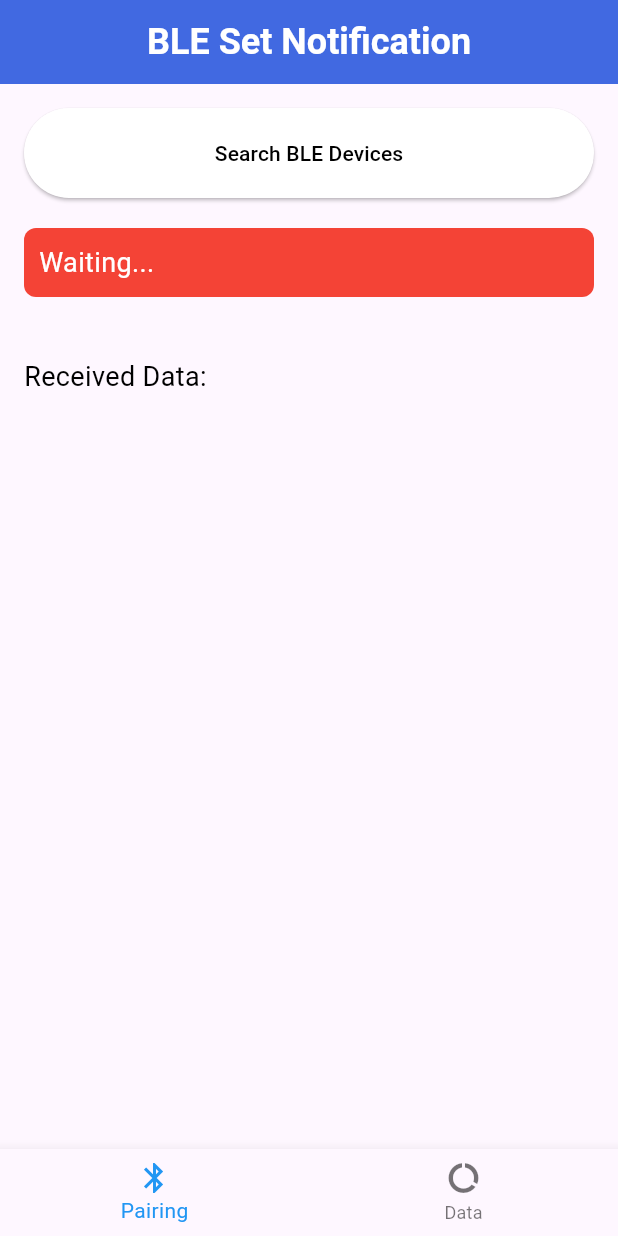
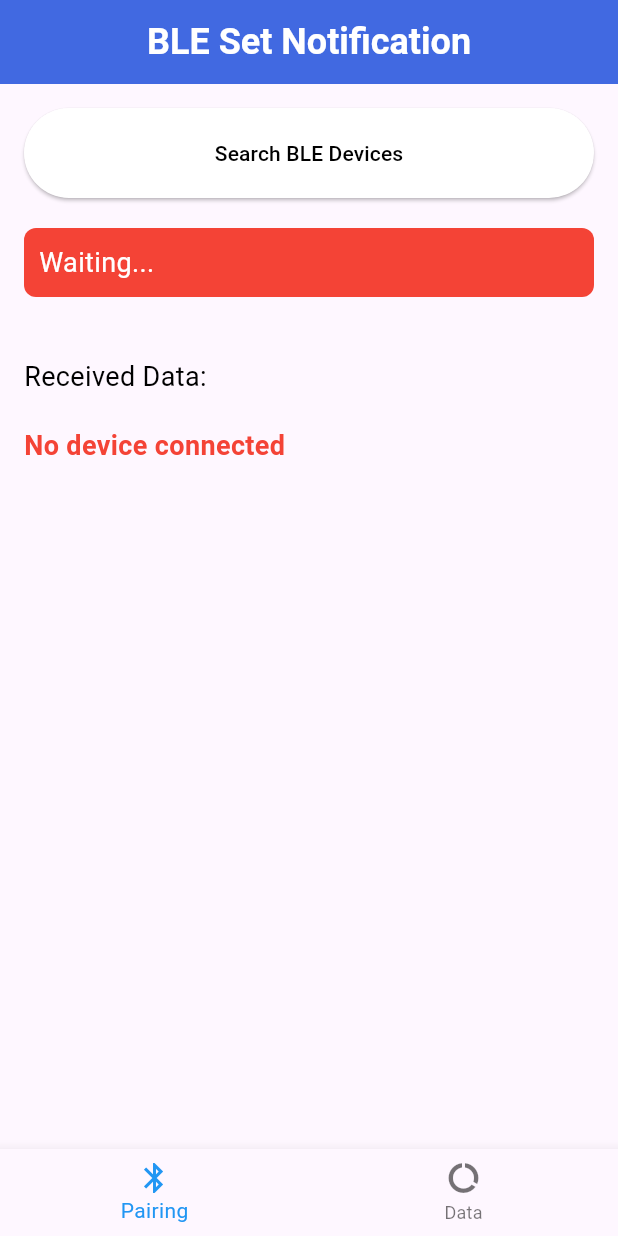
Before and after one commit to ManOfDemosan/ble_bracelet_app, a Flutter app: the screen it shows after launch, on a phone screen of 412 x 824 dp. Run offline on Flutter 3.47's test engine with Material 3 defaults, Android fonts, the phone set to English and light mode, and no system bars; our stand-ins replace flutter_blue_plus; Roboto replaces fonts that are missing (Arial).

Commit message:
[Feat] detect connection

```diff
--- a/lib/main.dart
+++ b/lib/main.dart
@@ -91,6 +91,8 @@ class _PairingPageState extends State<PairingPage> {
   List<ScanResult> scanResultList = [];
   bool isScanning = false;
   int naCount = 0;
+  BluetoothDevice? connectedDevice;
+  BluetoothDeviceState deviceState = BluetoothDeviceState.disconnected;
 
   void toggleState() {
     setState(() {
@@ -135,6 +137,14 @@ class _PairingPageState extends State<PairingPage> {
   void connectToDevice(ScanResult r) async {
     try {
       await r.device.connect();
+      setState(() {
+        connectedDevice = r.device;
+      });
+      connectedDevice!.state.listen((state) {
+        setState(() {
+          deviceState = state;
+        });
+      });
       print('Connected to ${r.device.name}');
       discoverServices(r.device);
     } catch (e) {
@@ -284,6 +294,16 @@ class _PairingPageState extends State<PairingPage> {
                 );
               },
             ),
+            SizedBox(height: 20.0),
+            connectedDevice != null
+                ? Text(
+              'Connected to ${connectedDevice!.name} - State: ${deviceState.toString().split('.')[1]}',
+              style: TextStyle(color: Colors.green, fontWeight: FontWeight.bold),
+            )
+                : Text(
+              'No device connected',
+              style: TextStyle(color: Colors.red, fontWeight: FontWeight.bold),
+            ),
           ],
         ),
       ),
```
